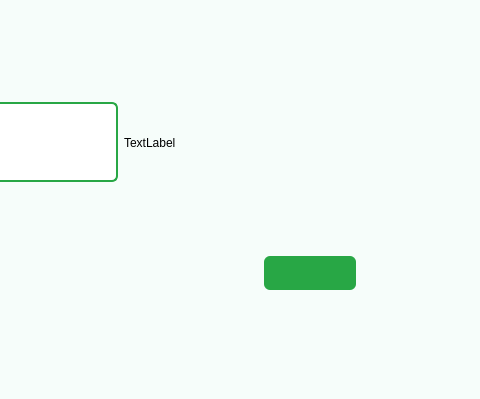
This is setup.ui in Farazist/raspberrypi-app as Qt 5 draws it before an edit; both pictures show x 491 to 971 and y 0 to 399 of the 1056 by 399 pixel window. The edited form follows.
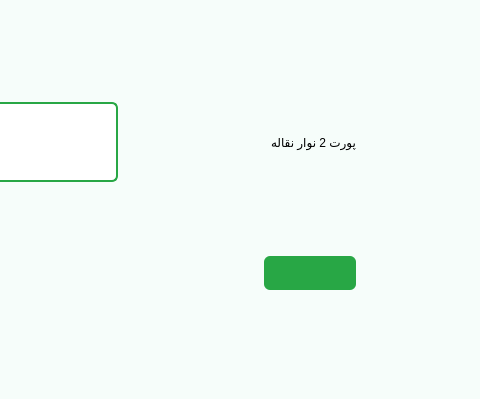
This is the edited form. The open tabs and pages were chosen to show the change. Icons and pictures are not drawn.

```diff
--- a/setup.ui
+++ b/setup.ui
@@ -393,7 +393,7 @@
 color: #000000;</string>
             </property>
             <property name="text">
-             <string>TextLabel</string>
+             <string>پورت 2 نوار نقاله </string>
             </property>
            </widget>
           </item>
```
Left out of the diff: 2 changed lines with no effect on the pictures.
